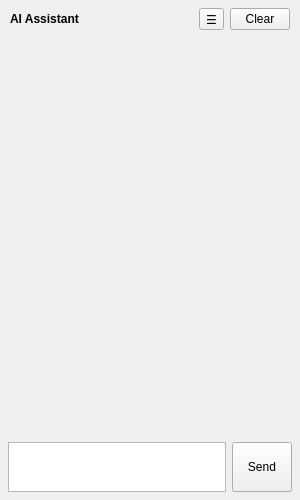
Above: src/gui/ai/ChatWidget.ui from openscad/openscad before the change. Below: the same form after it.
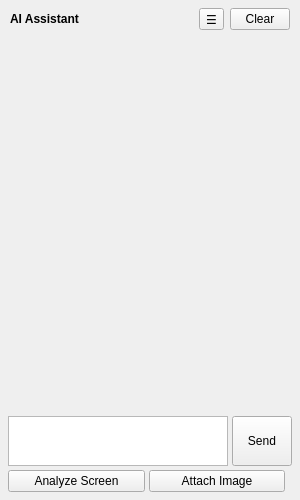
That is the form after the change. Custom widgets are drawn as their Qt base class.

Commit message: Add viewport/image attachments & auto-attach feature

What changed in the file:
```diff
--- a/src/gui/ai/ChatWidget.ui
+++ b/src/gui/ai/ChatWidget.ui
@@ -171,19 +171,48 @@
    </item>
    <item>
     <widget class="QWidget" name="inputWidget" native="true">
+      <layout class="QVBoxLayout" name="inputContainerLayout">
+       <property name="spacing">
+        <number>4</number>
+       </property>
+       <property name="leftMargin">
+        <number>4</number>
+       </property>
+       <property name="topMargin">
+        <number>4</number>
+       </property>
+       <property name="rightMargin">
+        <number>4</number>
+       </property>
+       <property name="bottomMargin">
+        <number>4</number>
+       </property>
+       <item>
+        <widget class="QWidget" name="attachmentPreviewWidget" native="true">
+         <property name="visible">
+          <bool>false</bool>
+         </property>
+         <layout class="QHBoxLayout" name="attachmentPreviewLayout">
+          <property name="spacing">
+           <number>6</number>
+          </property>
+          <property name="leftMargin">
+           <number>0</number>
+          </property>
+          <property name="topMargin">
+           <number>0</number>
+          </property>
+          <property name="rightMargin">
+           <number>0</number>
+          </property>
+          <property name="bottomMargin">
+           <number>0</number>
+          </property>
+         </layout>
+        </widget>
+       </item>
+       <item>
      <layout class="QHBoxLayout" name="inputLayout">
-      <property name="leftMargin">
-       <number>4</number>
-      </property>
-      <property name="topMargin">
-       <number>4</number>
-      </property>
-      <property name="rightMargin">
-       <number>4</number>
-      </property>
-      <property name="bottomMargin">
-       <number>4</number>
-      </property>
       <item>
        <widget class="ChatInputEdit" name="inputField">
         <property name="maximumSize">
@@ -212,6 +241,42 @@
          <string>Send</string>
         </property>
        </widget>
+         </item>
+        </layout>
+       </item>
+       <item>
+        <layout class="QHBoxLayout" name="actionButtonsLayout">
+         <property name="spacing">
+          <number>4</number>
+         </property>
+         <item>
+          <widget class="QPushButton" name="analyzeScreenButton">
+           <property name="toolTip">
+            <string>Grab active 3D viewport frame and camera metadata</string>
+           </property>
+           <property name="text">
+            <string>Analyze Screen</string>
+           </property>
+          </widget>
+         </item>
+         <item>
+          <widget class="QPushButton" name="attachImageButton">
+           <property name="toolTip">
+            <string>Attach local image file</string>
+           </property>
+           <property name="text">
+            <string>Attach Image</string>
+           </property>
+          </widget>
+         </item>
+         <item>
+          <spacer name="actionsSpacer">
+           <property name="orientation">
+            <enum>Qt::Horizontal</enum>
+           </property>
+          </spacer>
+         </item>
+        </layout>
       </item>
      </layout>
     </widget>
```
Lines whose indentation alone changed are shown as unchanged. The commit also changes 10 other files.
